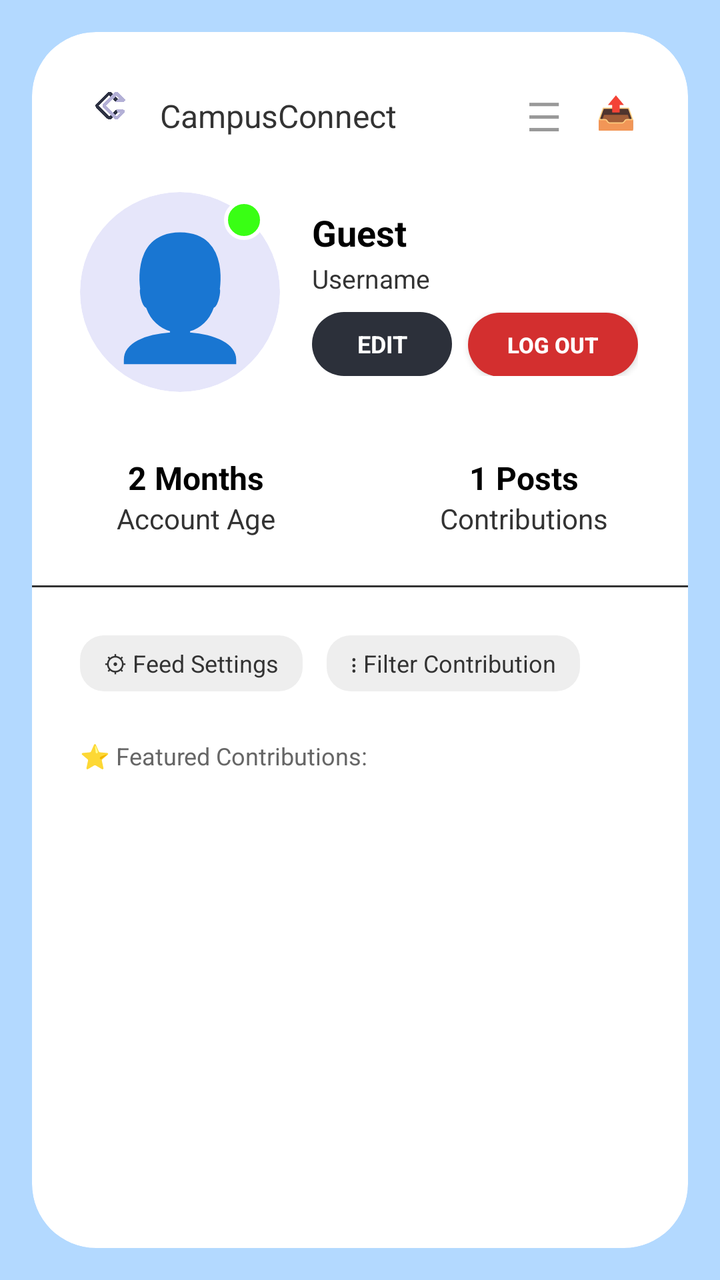
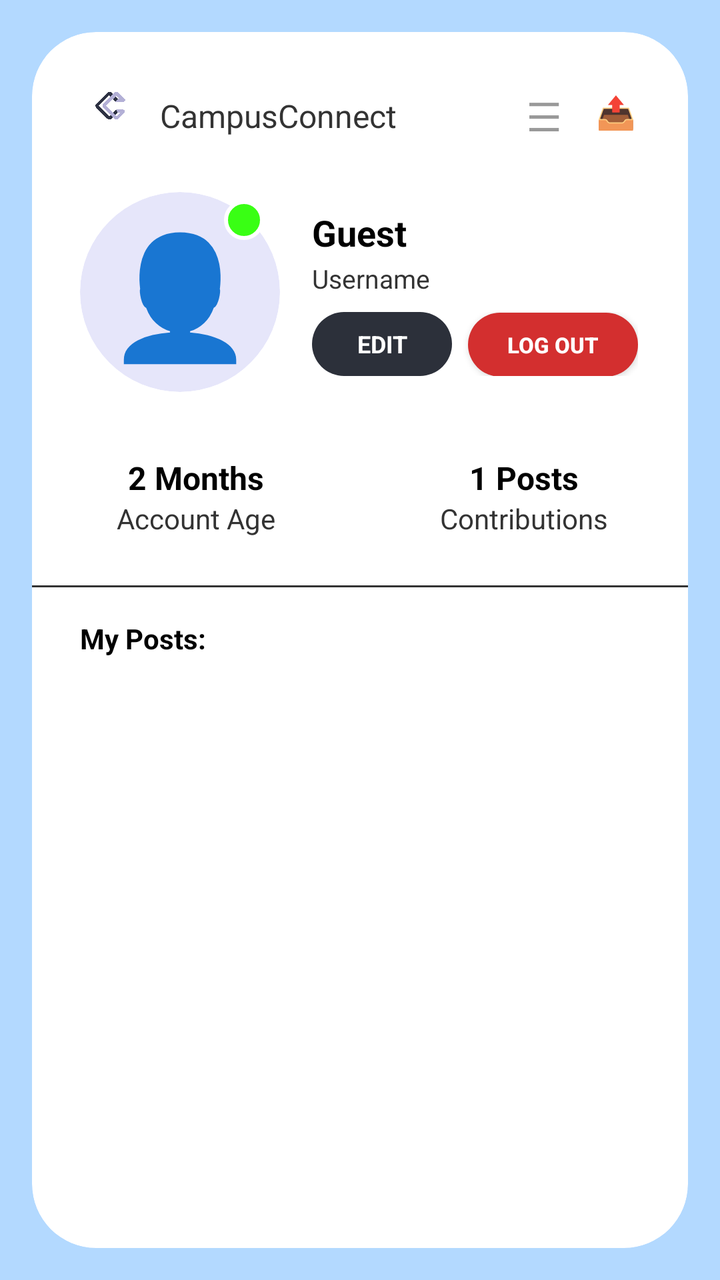

Compare the two renders of this Android layout. The source of the first and the diff that turns it into the second are given below.
<!-- AndroidManifest.xml: application theme Theme.CampusConnect -->
<!-- res/layout/activity_profile.xml -->
<?xml version="1.0" encoding="utf-8"?>
<androidx.constraintlayout.widget.ConstraintLayout xmlns:android="http://schemas.android.com/apk/res/android"
    xmlns:app="http://schemas.android.com/apk/res-auto"
    android:layout_width="match_parent"
    android:layout_height="match_parent"
    android:background="#B3D9FF">

    <androidx.cardview.widget.CardView
        android:layout_width="0dp"
        android:layout_height="0dp"
        android:layout_margin="16dp"
        app:cardBackgroundColor="#FFFFFF"
        app:cardCornerRadius="32dp"
        app:cardElevation="0dp"
        app:layout_constraintBottom_toBottomOf="parent"
        app:layout_constraintEnd_toEndOf="parent"
        app:layout_constraintStart_toStartOf="parent"
        app:layout_constraintTop_toTopOf="parent">

        <ScrollView
            android:layout_width="match_parent"
            android:layout_height="match_parent"
            android:scrollbars="none">

            <LinearLayout
                android:layout_width="match_parent"
                android:layout_height="wrap_content"
                android:orientation="vertical"
                android:paddingTop="24dp"
                android:paddingBottom="24dp">

                
                <LinearLayout
                    android:layout_width="match_parent"
                    android:layout_height="wrap_content"
                    android:gravity="center_vertical"
                    android:orientation="horizontal"
                    android:paddingStart="24dp"
                    android:paddingEnd="24dp">

                    <ImageView
                        android:layout_width="32dp"
                        android:layout_height="32dp"
                        android:src="@drawable/cc"
                        android:scaleType="centerInside"
                        android:adjustViewBounds="true" />

                    <TextView
                        android:layout_width="wrap_content"
                        android:layout_height="wrap_content"
                        android:layout_marginStart="8dp"
                        android:layout_marginTop="2dp"
                        android:text="CampusConnect"
                        android:textColor="#333333"
                        android:textSize="16sp" />

                    <View
                        android:layout_width="0dp"
                        android:layout_height="0dp"
                        android:layout_weight="1" />

                    
                    <TextView
                        android:layout_width="24dp"
                        android:layout_height="24dp"
                        android:text="☰"
                        android:textSize="20sp"
                        android:textColor="#999999"
                        android:gravity="center" />

                    
                    <TextView
                        android:id="@+id/savedPostsButton"
                        android:layout_width="24dp"
                        android:layout_height="24dp"
                        android:layout_marginStart="12dp"
                        android:text="📤"
                        android:textSize="16sp"
                        android:textColor="#999999"
                        android:gravity="center"
                        android:clickable="true"
                        android:focusable="true"
                        android:contentDescription="Saved Posts" />

                </LinearLayout>

                
                <LinearLayout
                    android:layout_width="match_parent"
                    android:layout_height="wrap_content"
                    android:layout_marginTop="24dp"
                    android:orientation="horizontal"
                    android:paddingStart="24dp"
                    android:paddingEnd="24dp"
                    android:gravity="center_vertical">

                    <FrameLayout
                        android:layout_width="wrap_content"
                        android:layout_height="wrap_content">

                        <androidx.cardview.widget.CardView
                            android:layout_width="100dp"
                            android:layout_height="100dp"
                            app:cardBackgroundColor="#E6E6FA"
                            app:cardCornerRadius="50dp"
                            app:cardElevation="0dp">

                            <ImageView
                                android:id="@+id/profileAvatarImage"
                                android:layout_width="match_parent"
                                android:layout_height="match_parent"
                                android:scaleType="centerCrop"
                                android:visibility="gone" />

                            <TextView
                                android:id="@+id/profileAvatarText"
                                android:layout_width="match_parent"
                                android:layout_height="match_parent"
                                android:text="👤"
                                android:gravity="center"
                                android:textSize="60sp"
                                android:textColor="#483D8B"/>
                        </androidx.cardview.widget.CardView>

                        <View
                            android:layout_width="20dp"
                            android:layout_height="20dp"
                            android:layout_gravity="top|end"
                            android:layout_marginTop="4dp"
                            android:layout_marginEnd="8dp"
                            android:background="@drawable/status_dot_green" />
                    </FrameLayout>

                    <LinearLayout
                        android:layout_width="match_parent"
                        android:layout_height="wrap_content"
                        android:layout_marginStart="16dp"
                        android:orientation="vertical">

                        <TextView
                            android:id="@+id/profileUsernameText"
                            android:layout_width="wrap_content"
                            android:layout_height="wrap_content"
                            android:text="Guest"
                            android:textColor="#000000"
                            android:textStyle="bold"
                            android:textSize="18sp" />

                        <TextView
                            android:id="@+id/profileHandleText"
                            android:layout_width="wrap_content"
                            android:layout_height="wrap_content"
                            android:text="Username"
                            android:textColor="#333333"
                            android:textSize="13sp"
                            android:layout_marginTop="2dp" />

                        <LinearLayout
                            android:layout_width="wrap_content"
                            android:layout_height="wrap_content"
                            android:layout_marginTop="8dp"
                            android:orientation="horizontal">

                            <TextView
                                android:id="@+id/btnEditProfile"
                                android:layout_width="70dp"
                                android:layout_height="32dp"
                                android:background="@drawable/profile_edit_btn_bg"
                                android:clickable="true"
                                android:focusable="true"
                                android:gravity="center"
                                android:text="EDIT"
                                android:textColor="#FFFFFF"
                                android:textSize="12sp"
                                android:textStyle="bold" />

                            <androidx.appcompat.widget.AppCompatButton
                                android:id="@+id/logoutButton"
                                android:layout_width="85dp"
                                android:layout_height="32dp"
                                android:layout_marginStart="8dp"
                                android:background="@drawable/logout_btn_bg"
                                android:padding="0dp"
                                android:text="LOG OUT"
                                android:textAllCaps="true"
                                android:textColor="#FFFFFF"
                                android:textSize="11sp"
                                android:textStyle="bold" />
                        </LinearLayout>
                    </LinearLayout>
                </LinearLayout>

                
                <LinearLayout
                    android:layout_width="match_parent"
                    android:layout_height="wrap_content"
                    android:layout_marginTop="32dp"
                    android:orientation="horizontal"
                    android:weightSum="2">

                    
                    <LinearLayout
                        android:layout_width="0dp"
                        android:layout_height="wrap_content"
                        android:layout_weight="1"
                        android:gravity="center"
                        android:orientation="vertical">
                        <TextView
                            android:id="@+id/accountAgeText"
                            android:layout_width="wrap_content"
                            android:layout_height="wrap_content"
                            android:text="2 Months"
                            android:textColor="#000000"
                            android:textStyle="bold"
                            android:textSize="16sp" />
                        <TextView
                            android:layout_width="wrap_content"
                            android:layout_height="wrap_content"
                            android:text="Account Age"
                            android:textColor="#333333"
                            android:textSize="14sp" />
                    </LinearLayout>

                    
                    <LinearLayout
                        android:layout_width="0dp"
                        android:layout_height="wrap_content"
                        android:layout_weight="1"
                        android:gravity="center"
                        android:orientation="vertical">
                        <TextView
                            android:id="@+id/postsCountText"
                            android:layout_width="wrap_content"
                            android:layout_height="wrap_content"
                            android:text="1 Posts"
                            android:textColor="#000000"
                            android:textStyle="bold"
                            android:textSize="16sp" />
                        <TextView
                            android:layout_width="wrap_content"
                            android:layout_height="wrap_content"
                            android:text="Contributions"
                            android:textColor="#333333"
                            android:textSize="14sp" />
                    </LinearLayout>
                </LinearLayout>

                
                <View
                    android:layout_width="match_parent"
                    android:layout_height="1dp"
                    android:layout_marginTop="24dp"
                    android:layout_marginBottom="24dp"
                    android:background="#333333" />

                
                <LinearLayout
                    android:layout_width="match_parent"
                    android:layout_height="wrap_content"
                    android:orientation="horizontal"
                    android:paddingStart="24dp"
                    android:paddingEnd="24dp">

                    <TextView
                        android:layout_width="wrap_content"
                        android:layout_height="28dp"
                        android:background="@drawable/pill_gray_bg"
                        android:gravity="center_vertical"
                        android:paddingStart="12dp"
                        android:paddingEnd="12dp"
                        android:text="⚙ Feed Settings"
                        android:textColor="#333333"
                        android:textSize="12sp" />

                    <TextView
                        android:layout_width="wrap_content"
                        android:layout_height="28dp"
                        android:layout_marginStart="12dp"
                        android:background="@drawable/pill_gray_bg"
                        android:gravity="center_vertical"
                        android:paddingStart="12dp"
                        android:paddingEnd="12dp"
                        android:text="⋮ Filter Contribution"
                        android:textColor="#333333"
                        android:textSize="12sp" />
                </LinearLayout>

                
                <TextView
                    android:layout_width="wrap_content"
                    android:layout_height="wrap_content"
                    android:layout_marginTop="24dp"
                    android:layout_marginStart="24dp"
                    android:text="⭐ Featured Contributions:"
                    android:textColor="#666666"
                    android:textSize="12sp" />

                
                <LinearLayout
                    android:id="@+id/profilePostsContainer"
                    android:layout_width="match_parent"
                    android:layout_height="wrap_content"
                    android:orientation="vertical"
                    android:layout_marginStart="24dp"
                    android:layout_marginEnd="24dp"
                    android:layout_marginTop="16dp"
                    android:layout_marginBottom="24dp" />

            </LinearLayout>
        </ScrollView>
    </androidx.cardview.widget.CardView>

</androidx.constraintlayout.widget.ConstraintLayout>
<!-- resources referenced by this layout -->
<resources>
  <!-- drawable cc: png bitmap (drawable, 146439 bytes) -->
  <!-- drawable logout_btn_bg (drawable) -->
  <?xml version="1.0" encoding="utf-8"?>
  <shape xmlns:android="http://schemas.android.com/apk/res/android">
      <solid android:color="#D32F2F" />
      <corners android:radius="24dp" />
  </shape>
  <!-- drawable pill_gray_bg (drawable) -->
  <?xml version="1.0" encoding="utf-8"?>
  <shape xmlns:android="http://schemas.android.com/apk/res/android">
      <solid android:color="#EEEEEE" />
      <corners android:radius="12dp" />
  </shape>
  <!-- drawable profile_edit_btn_bg (drawable) -->
  <?xml version="1.0" encoding="utf-8"?>
  <shape xmlns:android="http://schemas.android.com/apk/res/android">
      <solid android:color="#2C303A" />
      <corners android:radius="16dp" />
  </shape>
  <!-- drawable status_dot_green (drawable) -->
  <?xml version="1.0" encoding="utf-8"?>
  <shape xmlns:android="http://schemas.android.com/apk/res/android" android:shape="oval">
      <solid android:color="#39FF14" />
      <stroke android:width="2dp" android:color="#FFFFFF" />
  </shape>
  <style name="Theme.CampusConnect" parent="Base.Theme.CampusConnect" />
  <style name="Base.Theme.CampusConnect" parent="Theme.Material3.DayNight.NoActionBar">
          
          
      </style>
</resources>

<!-- the commit's change to res/layout/activity_profile.xml (unified diff, before → after) -->
@@ -250,50 +250,18 @@
                     android:layout_width="match_parent"
                     android:layout_height="1dp"
                     android:layout_marginTop="24dp"
-                    android:layout_marginBottom="24dp"
+                    android:layout_marginBottom="16dp"
                     android:background="#333333" />
-
-                
-                <LinearLayout
-                    android:layout_width="match_parent"
-                    android:layout_height="wrap_content"
-                    android:orientation="horizontal"
-                    android:paddingStart="24dp"
-                    android:paddingEnd="24dp">
-
-                    <TextView
-                        android:layout_width="wrap_content"
-                        android:layout_height="28dp"
-                        android:background="@drawable/pill_gray_bg"
-                        android:gravity="center_vertical"
-                        android:paddingStart="12dp"
-                        android:paddingEnd="12dp"
-                        android:text="⚙ Feed Settings"
-                        android:textColor="#333333"
-                        android:textSize="12sp" />
-
-                    <TextView
-                        android:layout_width="wrap_content"
-                        android:layout_height="28dp"
-                        android:layout_marginStart="12dp"
-                        android:background="@drawable/pill_gray_bg"
-                        android:gravity="center_vertical"
-                        android:paddingStart="12dp"
-                        android:paddingEnd="12dp"
-                        android:text="⋮ Filter Contribution"
-                        android:textColor="#333333"
-                        android:textSize="12sp" />
-                </LinearLayout>
 
                 
                 <TextView
                     android:layout_width="wrap_content"
                     android:layout_height="wrap_content"
-                    android:layout_marginTop="24dp"
                     android:layout_marginStart="24dp"
-                    android:text="⭐ Featured Contributions:"
-                    android:textColor="#666666"
-                    android:textSize="12sp" />
+                    android:text="My Posts:"
+                    android:textColor="#000000"
+                    android:textSize="14sp"
+                    android:textStyle="bold" />
 
                 
                 <LinearLayout
<!-- resource entries referenced after the edit -->
@@ -6,12 +6,6 @@
   <shape xmlns:android="http://schemas.android.com/apk/res/android">
       <solid android:color="#D32F2F" />
       <corners android:radius="24dp" />
-  </shape>
-  <!-- drawable pill_gray_bg (drawable) -->
-  <?xml version="1.0" encoding="utf-8"?>
-  <shape xmlns:android="http://schemas.android.com/apk/res/android">
-      <solid android:color="#EEEEEE" />
-      <corners android:radius="12dp" />
   </shape>
   <!-- drawable profile_edit_btn_bg (drawable) -->
   <?xml version="1.0" encoding="utf-8"?>
